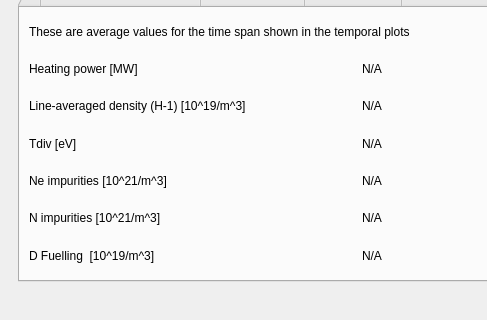
Old version of the form GUI.ui in the repository zamazir/langmuirGUI; both pictures show x 0 to 487 and y 539 to 859 of the 1328 by 859 pixel window.
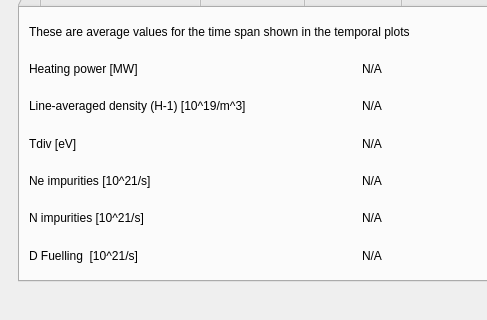
New version of the form.

Commit message: Pass parent to all popups. Suppress popups when crawling. Bug fixes.

Diff of the .ui file:
```diff
--- a/GUI.ui
+++ b/GUI.ui
@@ -1577,7 +1577,7 @@
                   <item row="3" column="0">
                    <widget class="QLabel" name="label_32">
                     <property name="text">
-                     <string>Ne impurities [10^21/m^3]</string>
+                     <string>Ne impurities [10^21/s]</string>
                     </property>
                    </widget>
                   </item>
@@ -1619,7 +1619,7 @@
                   <item row="4" column="0">
                    <widget class="QLabel" name="label_34">
                     <property name="text">
-                     <string>N impurities [10^21/m^3]</string>
+                     <string>N impurities [10^21/s]</string>
                     </property>
                    </widget>
                   </item>
@@ -1640,7 +1640,7 @@
                   <item row="5" column="0">
                    <widget class="QLabel" name="label_27">
                     <property name="text">
-                     <string>D Fuelling  [10^19/m^3]</string>
+                     <string>D Fuelling  [10^21/s]</string>
                     </property>
                    </widget>
                   </item>
```
The commit also changes 2 other files.
